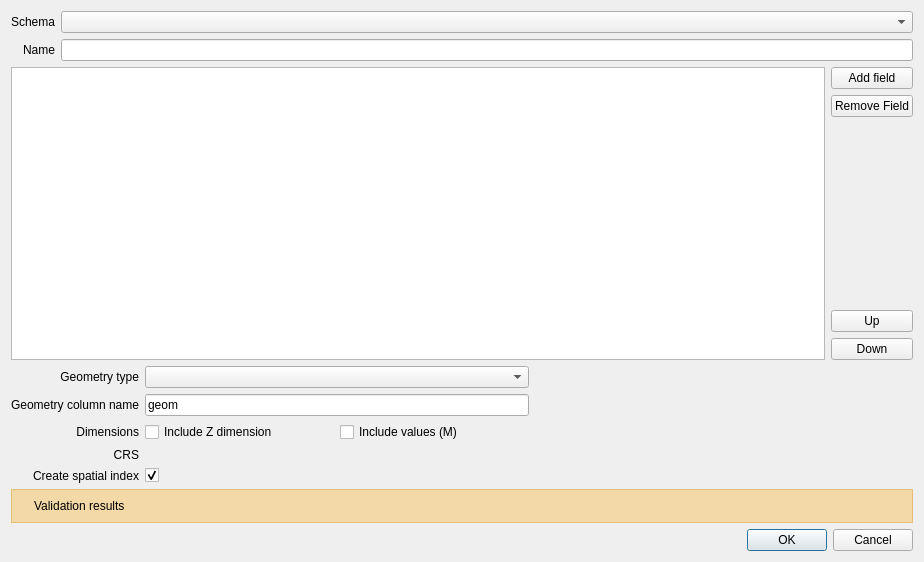
qgis/QGIS, file src/ui/qgsnewvectortabledialogbase.ui: the form before one commit.
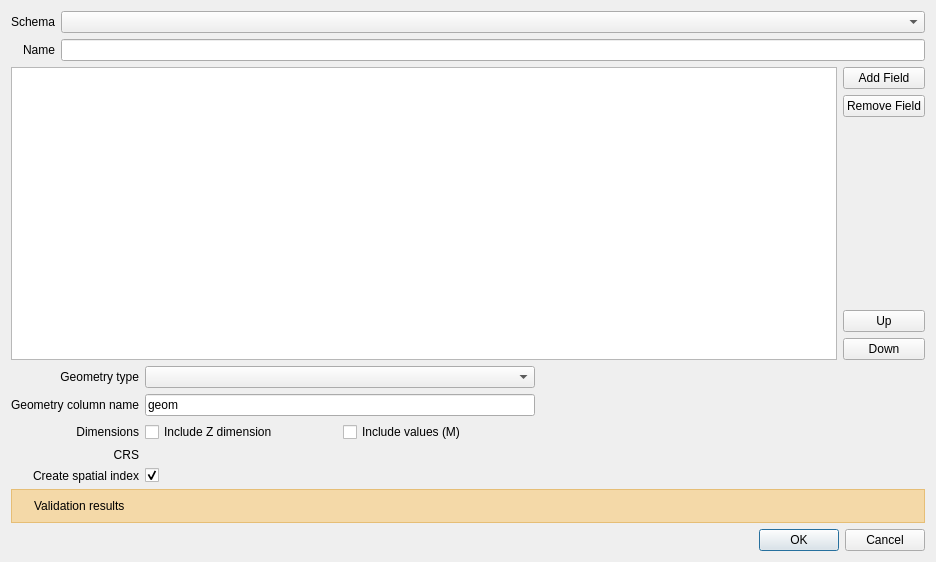
The form after the commit. Icons and pictures are not drawn. Custom widgets are drawn as their Qt base class.

Patch:
```diff
--- a/src/ui/qgsnewvectortabledialogbase.ui
+++ b/src/ui/qgsnewvectortabledialogbase.ui
@@ -9,7 +9,7 @@
    <rect>
     <x>0</x>
     <y>0</y>
-    <width>924</width>
+    <width>936</width>
     <height>562</height>
    </rect>
   </property>
@@ -244,7 +244,7 @@
      <item>
       <widget class="QPushButton" name="mAddFieldBtn">
        <property name="text">
-        <string>Add field</string>
+        <string>Add Field</string>
        </property>
        <property name="icon">
         <iconset resource="../../images/images.qrc">
```
